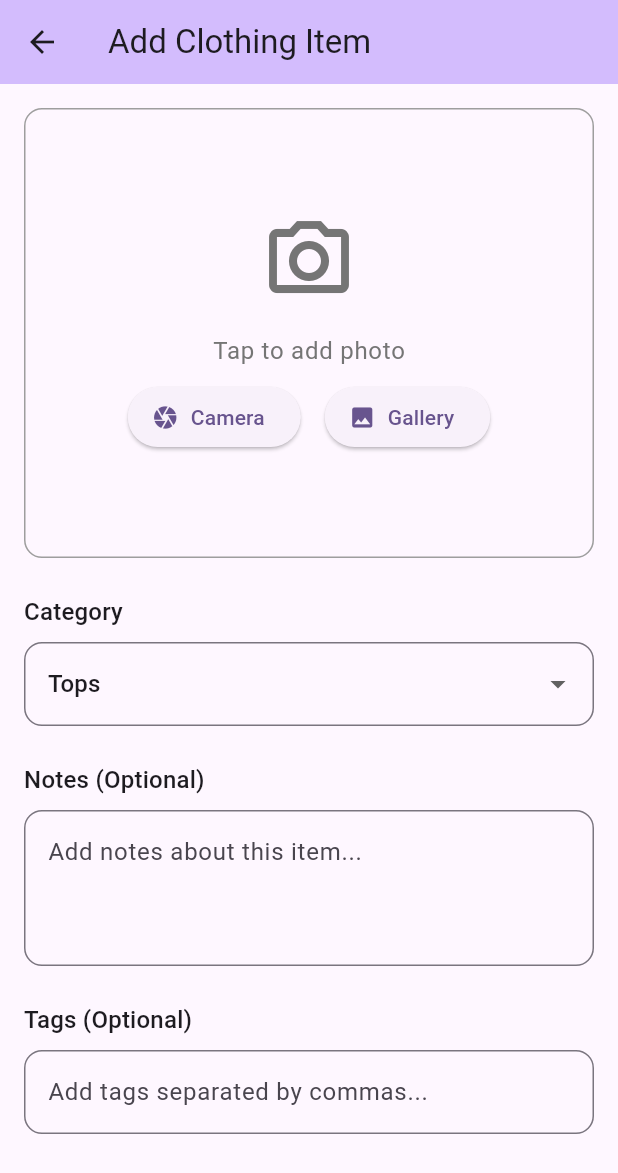
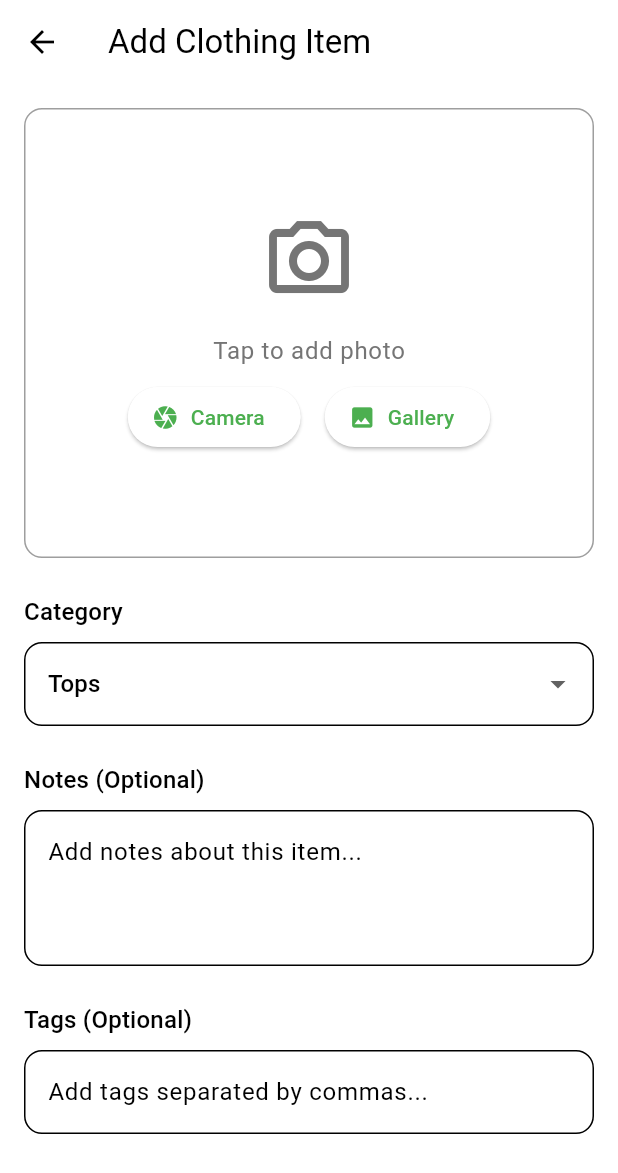
Before and after one commit to hviiet/closet, a Flutter app: the screen it shows after launch, after a tap on the "add" icon, on a phone screen of 412 x 824 dp. Shown: the top 1173 px of the screen. Run offline on Flutter 3.47's test engine with Material 3 defaults, Android fonts, the light colour scheme and no system bars; our stand-ins replace equatable, flutter_bloc, flutter_image_compress, freezed_annotation, hive, hive_flutter and 1 more; accounts and stored records are empty.

Commit message:
add theme

```diff
--- /dev/null
+++ b/lib/cubit/theme_cubit.dart
@@ -0,0 +1,16 @@
+import 'package:flutter_bloc/flutter_bloc.dart';
+
+class ThemeCubit extends Cubit<bool> {
+  ThemeCubit() : super(false); // Default to light mode
+
+  void toggleTheme() {
+    emit(!state);
+  }
+
+  void setTheme(bool isDarkMode) {
+    emit(isDarkMode);
+  }
+
+  bool get isDarkMode => state;
+  bool get isLightMode => !state;
+}
--- a/lib/main.dart
+++ b/lib/main.dart
@@ -15,6 +15,8 @@ import 'bloc/clothing_bloc.dart';
 import 'bloc/clothing_event.dart';
 import 'cubit/filter_cubit.dart';
 import 'cubit/outfit_cubit.dart';
+import 'cubit/theme_cubit.dart';
+import 'constants/app_theme.dart';
 import 'screens/main_navigation_screen.dart';
 
 void main() async {
@@ -70,14 +72,21 @@ class TClosetApp extends StatelessWidget {
           BlocProvider<OutfitCubit>(
             create: (context) => OutfitCubit(),
           ),
+          BlocProvider<ThemeCubit>(
+            create: (context) => ThemeCubit(),
+          ),
         ],
-        child: MaterialApp(
-          title: 'TCloset',
-          theme: ThemeData(
-            colorScheme: ColorScheme.fromSeed(seedColor: Colors.deepPurple),
-            useMaterial3: true,
-          ),
-          home: const AppInitializer(),
+        child: BlocBuilder<ThemeCubit, bool>(
+          builder: (context, isDarkMode) {
+            return MaterialApp(
+              title: 'TCloset',
+              theme: lightTheme,
+              darkTheme: darkTheme,
+              themeMode: isDarkMode ? ThemeMode.dark : ThemeMode.light,
+              debugShowCheckedModeBanner: false,
+              home: const AppInitializer(),
+            );
+          },
         ),
       ),
     );
--- a/lib/screens/add_item_screen.dart
+++ b/lib/screens/add_item_screen.dart
@@ -7,6 +7,7 @@ import '../models/models.dart';
 import '../bloc/clothing_bloc.dart';
 import '../bloc/clothing_event.dart';
 import '../services/image_processing_service.dart';
+import '../constants/app_theme.dart';
 
 class AddItemScreen extends StatefulWidget {
   const AddItemScreen({super.key});
@@ -35,7 +36,7 @@ class _AddItemScreenState extends State<AddItemScreen> {
     return Scaffold(
       appBar: AppBar(
         title: const Text('Add Clothing Item'),
-        backgroundColor: Theme.of(context).colorScheme.inversePrimary,
+        backgroundColor: context.theme.appBar,
         actions: [
           if (_selectedImage != null && !_isProcessing)
             TextButton(
--- a/lib/screens/home_screen.dart
+++ b/lib/screens/home_screen.dart
@@ -8,6 +8,7 @@ import '../models/models.dart';
 import '../widgets/clothing_item_widget.dart';
 import '../widgets/category_filter_chip.dart';
 import '../widgets/advanced_filter_bottom_sheet.dart';
+import '../constants/app_theme.dart';
 import 'add_item_screen.dart';
 
 class HomeScreen extends StatefulWidget {
@@ -25,7 +26,7 @@ class _HomeScreenState extends State<HomeScreen> {
     return Scaffold(
       appBar: AppBar(
         title: const Text('TCloset'),
-        backgroundColor: Theme.of(context).colorScheme.inversePrimary,
+        backgroundColor: context.theme.appBar,
         actions: [
           // Sort Button
           BlocBuilder<FilterCubit, FilterState>(
@@ -34,7 +35,7 @@ class _HomeScreenState extends State<HomeScreen> {
                 icon: Icon(
                   Icons.sort,
                   color: filterState.sortOption != SortOption.dateAdded
-                      ? Theme.of(context).colorScheme.primary
+                      ? context.theme.greenPrimary
                       : null,
                 ),
                 onSelected: (SortOption value) {
@@ -113,7 +114,7 @@ class _HomeScreenState extends State<HomeScreen> {
                 icon: Icon(
                   Icons.filter_list,
                   color: filterState.hasActiveFilters
-                      ? Theme.of(context).colorScheme.primary
+                      ? context.theme.greenPrimary
                       : null,
                 ),
                 onPressed: () {
--- a/lib/screens/outfit_list_screen.dart
+++ b/lib/screens/outfit_list_screen.dart
@@ -5,6 +5,7 @@ import '../repositories/hive_outfit_repository.dart';
 import '../repositories/hive_clothing_repository.dart';
 import '../cubit/outfit_cubit.dart';
 import '../widgets/clothing_item_widget.dart';
+import '../constants/app_theme.dart';
 import 'outfit_builder_screen.dart';
 
 class OutfitListScreen extends StatefulWidget {
@@ -57,7 +58,7 @@ class _OutfitListScreenState extends State<OutfitListScreen> {
     return Scaffold(
       appBar: AppBar(
         title: const Text('My Outfits'),
-        backgroundColor: Theme.of(context).colorScheme.inversePrimary,
+        backgroundColor: context.theme.appBar,
         actions: [
           IconButton(
             onPressed: () async {
@@ -93,7 +94,7 @@ class _OutfitListScreenState extends State<OutfitListScreen> {
             Icon(
               Icons.error_outline,
               size: 64,
-              color: Theme.of(context).colorScheme.error,
+              color: context.theme.error,
             ),
             const SizedBox(height: 16),
             Text('Error loading outfits: $_errorMessage'),
--- a/lib/screens/settings_screen.dart
+++ b/lib/screens/settings_screen.dart
@@ -1,4 +1,7 @@
 import 'package:flutter/material.dart';
+import 'package:flutter_bloc/flutter_bloc.dart';
+import '../cubit/theme_cubit.dart';
+import '../constants/app_theme.dart';
 
 class SettingsScreen extends StatefulWidget {
   const SettingsScreen({super.key});
@@ -13,7 +16,7 @@ class _SettingsScreenState extends State<SettingsScreen> {
     return Scaffold(
       appBar: AppBar(
         title: const Text('Settings'),
-        backgroundColor: Theme.of(context).colorScheme.inversePrimary,
+        backgroundColor: context.theme.appBar,
       ),
       body: ListView(
         padding: const EdgeInsets.all(16),
@@ -21,16 +24,21 @@ class _SettingsScreenState extends State<SettingsScreen> {
           _buildSection(
             'General',
             [
-              _buildSettingsTile(
+              BlocBuilder<ThemeCubit, bool>(
+                builder: (context, isDarkMode) {
+                  return _buildSettingsTile(
                     icon: Icons.dark_mode,
                     title: 'Theme',
-                subtitle: 'Dark mode',
+                    subtitle: isDarkMode ? 'Dark mode' : 'Light mode',
                     trailing: Switch(
-                  value: false,
+                      value: isDarkMode,
                       onChanged: (value) {
-                    // TODO: Implement theme switching
+                        context.read<ThemeCubit>().toggleTheme();
                       },
+                      activeColor: context.theme.greenPrimary,
                     ),
+                  );
+                },
               ),
               _buildSettingsTile(
                 icon: Icons.notifications,
@@ -109,12 +117,13 @@ class _SettingsScreenState extends State<SettingsScreen> {
           child: Text(
             title,
             style: Theme.of(context).textTheme.titleMedium?.copyWith(
-                  color: Theme.of(context).colorScheme.primary,
+                  color: context.theme.greenPrimary,
                   fontWeight: FontWeight.bold,
                 ),
           ),
         ),
         Card(
+          color: context.theme.surface,
           child: Column(children: children),
         ),
       ],
--- a/lib/screens/trip_planner_screen.dart
+++ b/lib/screens/trip_planner_screen.dart
@@ -1,4 +1,5 @@
 import 'package:flutter/material.dart';
+import '../constants/app_theme.dart';
 
 class TripPlannerScreen extends StatefulWidget {
   const TripPlannerScreen({super.key});
@@ -13,31 +14,34 @@ class _TripPlannerScreenState extends State<TripPlannerScreen> {
     return Scaffold(
       appBar: AppBar(
         title: const Text('Trip Planner'),
-        backgroundColor: Theme.of(context).colorScheme.inversePrimary,
+        backgroundColor: context.theme.appBar,
       ),
-      body: const Center(
+      body: Center(
         child: Column(
           mainAxisAlignment: MainAxisAlignment.center,
           children: [
             Icon(
               Icons.travel_explore,
               size: 64,
-              color: Colors.grey,
+              color: context.theme.grey,
             ),
-            SizedBox(height: 16),
-            Text(
+            const SizedBox(height: 16),
+            const Text(
               'Trip Planner',
               style: TextStyle(fontSize: 24, fontWeight: FontWeight.bold),
             ),
-            SizedBox(height: 8),
+            const SizedBox(height: 8),
             Text(
               'Plan and pack for your trips',
-              style: TextStyle(color: Colors.grey),
+              style: TextStyle(color: context.theme.grey),
             ),
-            SizedBox(height: 16),
+            const SizedBox(height: 16),
             Text(
               'Coming soon...',
-              style: TextStyle(fontStyle: FontStyle.italic),
+              style: TextStyle(
+                fontStyle: FontStyle.italic,
+                color: context.theme.grey,
+              ),
             ),
           ],
         ),
```
Also changed, not shown: lib/constants/app_colors.dart (added, +69 -0 lines), lib/constants/app_theme.dart (added, +245 -0 lines), lib/constants/theme_usage_examples.dart (added, +147 -0 lines), lib/screens/outfit_builder_screen.dart (+5 -4 lines). Lines whose indentation alone changed are shown as unchanged.
